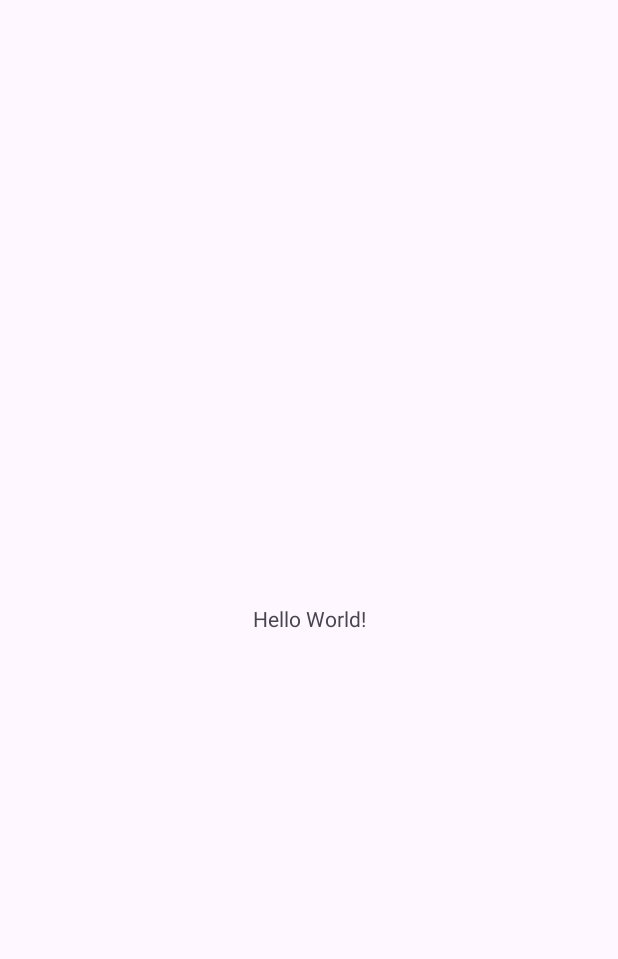
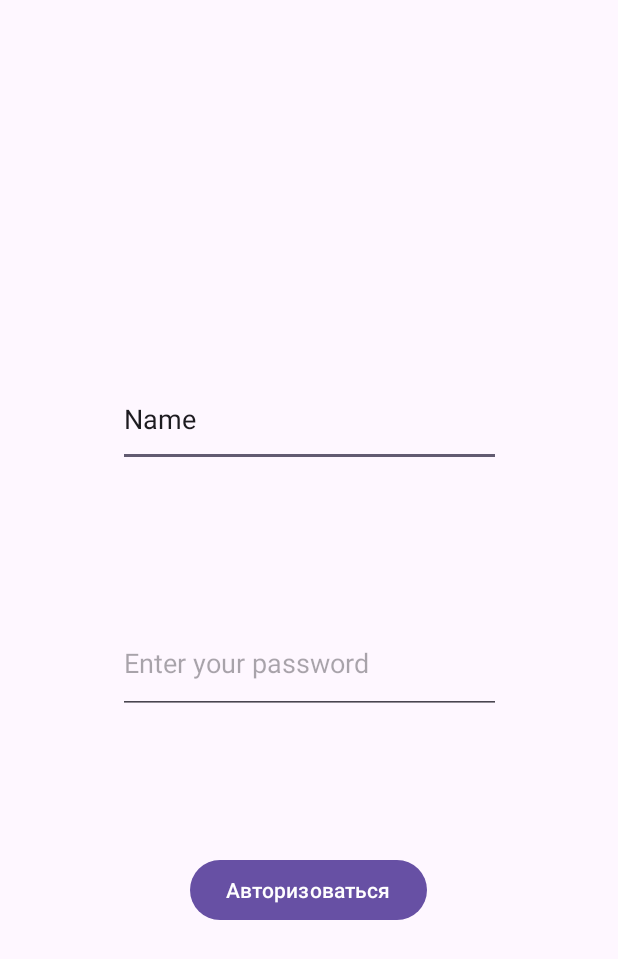
Before and after one commit to MarlerZ1/MoodWave_AndroidApp, an Android app: the screen it shows after launch (MainActivity), on a phone screen of 412 x 824 dp. Before the commit the part shown is almost empty. Shown: the top 959 px of the screen. Run offline under Robolectric (Android 15) with nearby library versions, the phone set to English and light mode, and no system bars.

Commit message:
Add basic auhtorization page

```diff
--- a/app/src/main/java/com/example/moodwave/MainActivity.java
+++ b/app/src/main/java/com/example/moodwave/MainActivity.java
@@ -8,17 +8,31 @@ import androidx.core.graphics.Insets;
 import androidx.core.view.ViewCompat;
 import androidx.core.view.WindowInsetsCompat;
 
+import android.view.View;
+import android.widget.EditText;
+
 public class MainActivity extends AppCompatActivity {
+    private EditText editUsername;
+    private EditText editPassword;
 
     @Override
     protected void onCreate(Bundle savedInstanceState) {
         super.onCreate(savedInstanceState);
-        EdgeToEdge.enable(this);
+//        EdgeToEdge.enable(this);
         setContentView(R.layout.activity_main);
-        ViewCompat.setOnApplyWindowInsetsListener(findViewById(R.id.main), (v, insets) -> {
-            Insets systemBars = insets.getInsets(WindowInsetsCompat.Type.systemBars());
-            v.setPadding(systemBars.left, systemBars.top, systemBars.right, systemBars.bottom);
-            return insets;
+
+        editUsername = findViewById(R.id.editUsernameAuthorization);
+        editPassword = findViewById(R.id.editUsernamePassword);
+
+        findViewById(R.id.buttonAuthorization).setOnClickListener(new View.OnClickListener() {
+            @Override
+            public void onClick(View v) {
+                login();
+            }
         });
     }
+
+    private void login(){
+        System.out.println("It`s alive");
+    }
 }
--- a/app/src/main/res/layout/activity_main.xml
+++ b/app/src/main/res/layout/activity_main.xml
@@ -7,13 +7,41 @@
     android:layout_height="match_parent"
     tools:context=".MainActivity">
 
-    <TextView
-        android:layout_width="wrap_content"
-        android:layout_height="wrap_content"
-        android:text="Hello World!"
-        app:layout_constraintBottom_toBottomOf="parent"
+    <EditText
+        android:id="@+id/editUsernameAuthorization"
+        android:layout_width="255dp"
+        android:layout_height="63dp"
+        android:layout_marginTop="248dp"
+        android:ems="10"
+        android:inputType="text"
+        android:text="Name"
         app:layout_constraintEnd_toEndOf="parent"
         app:layout_constraintStart_toStartOf="parent"
         app:layout_constraintTop_toTopOf="parent" />
 
+    <EditText
+        android:id="@+id/editUsernamePassword"
+        android:layout_width="255dp"
+        android:layout_height="67dp"
+        android:ems="10"
+        android:inputType="textPassword"
+        app:layout_constraintBottom_toBottomOf="parent"
+        app:layout_constraintEnd_toEndOf="parent"
+        app:layout_constraintStart_toStartOf="parent"
+        app:layout_constraintTop_toBottomOf="@+id/editUsernameAuthorization"
+        app:layout_constraintVertical_bias="0.218"
+        android:hint="Enter your password"
+        />
+
+    <Button
+        android:id="@+id/buttonAuthorization"
+        android:layout_width="wrap_content"
+        android:layout_height="wrap_content"
+        android:text="Авторизоваться"
+        app:layout_constraintBottom_toBottomOf="parent"
+        app:layout_constraintEnd_toEndOf="parent"
+        app:layout_constraintHorizontal_bias="0.498"
+        app:layout_constraintStart_toStartOf="parent"
+        app:layout_constraintTop_toBottomOf="@+id/editUsernamePassword"
+        app:layout_constraintVertical_bias="0.311" />
 </androidx.constraintlayout.widget.ConstraintLayout>
```
